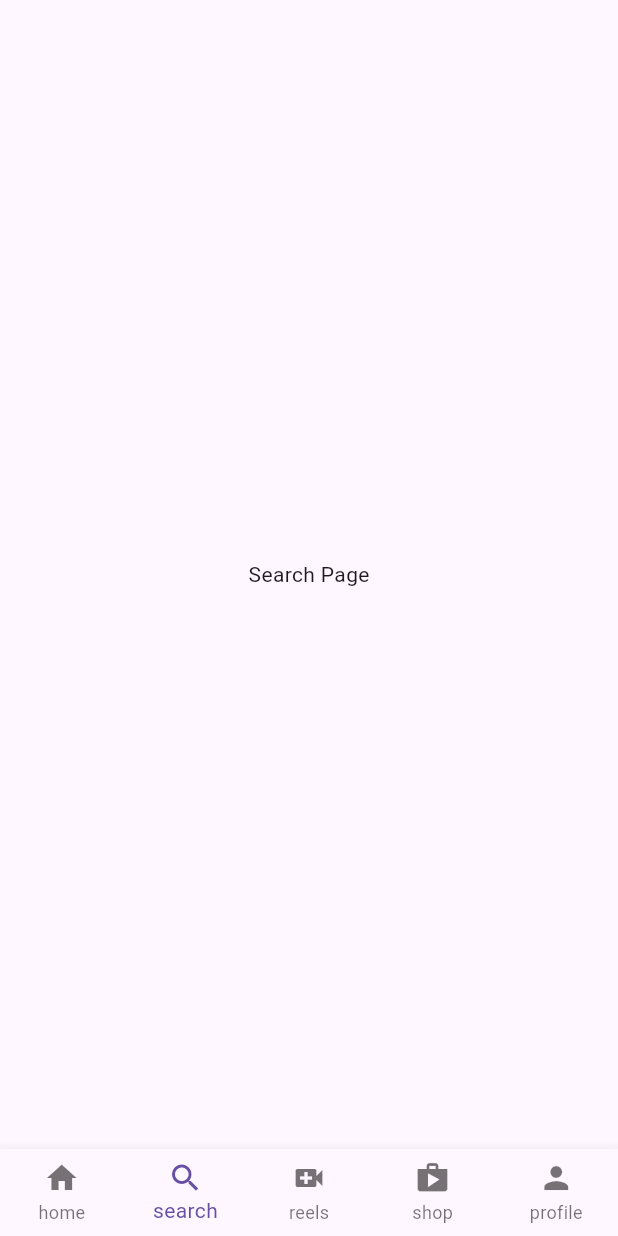
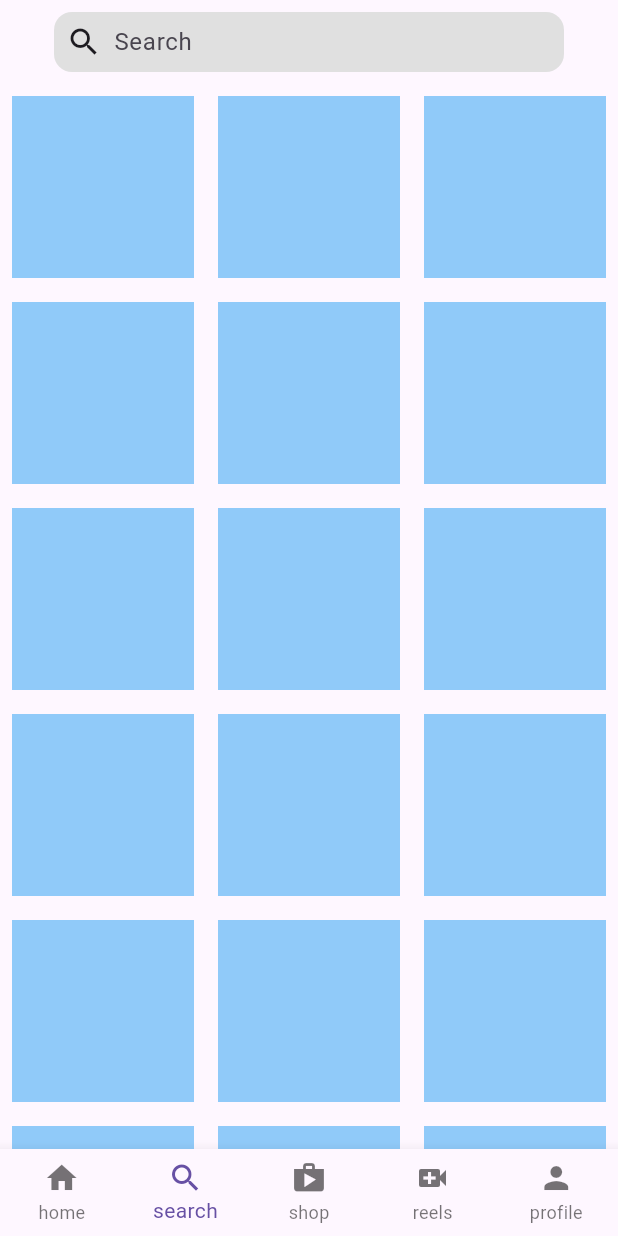
Before and after one commit to JER3MIAH/flutter_instagram_clone, a Flutter app: the screen it shows after launch, item 2 of the bottom bar chosen, on a phone screen of 412 x 824 dp. Run offline on Flutter 3.47's test engine with Material 3 defaults, Android fonts, the phone set to English and light mode, and no system bars.

Commit message:
Implement explore page(ui)

```diff
--- /dev/null
+++ b/lib/common/widgets/grid_view.dart
@@ -0,0 +1,24 @@
+import 'package:flutter/material.dart';
+
+class CustomGridView extends StatelessWidget {
+  const CustomGridView({super.key});
+
+  @override
+  Widget build(BuildContext context) {
+    return GridView.builder(
+      gridDelegate:
+          const SliverGridDelegateWithFixedCrossAxisCount(crossAxisCount: 3),
+      itemCount: 30,
+      itemBuilder: (context, index) {
+        return Padding(
+          padding: const EdgeInsets.all(8.0),
+          child: Container(
+            height: 200,
+            width: 200,
+            color: Colors.blue[200],
+          ),
+        );
+      },
+    );
+  }
+}
--- a/lib/ui/features/home/pages/home_page.dart
+++ b/lib/ui/features/home/pages/home_page.dart
@@ -24,8 +24,8 @@ class _MyHomePageState extends State<MyHomePage> {
   final List _pages = const <Widget>[
     HomeView(),
     SearchPage(),
+    ShopPage(),
     ReelsPage(),
-    ShopPage(),
     ProfilePage(),
   ];
 
@@ -40,8 +40,8 @@ class _MyHomePageState extends State<MyHomePage> {
         items: const [
           BottomNavigationBarItem(icon: Icon(Icons.home), label: 'home'),
           BottomNavigationBarItem(icon: Icon(Icons.search), label: 'search'),
+          BottomNavigationBarItem(icon: Icon(Icons.shop), label: 'shop'),
           BottomNavigationBarItem(icon: Icon(Icons.video_call), label: 'reels'),
-          BottomNavigationBarItem(icon: Icon(Icons.shop), label: 'shop'),
           BottomNavigationBarItem(icon: Icon(Icons.person), label: 'profile'),
         ],
       ),
--- a/lib/ui/features/search/pages/search_page.dart
+++ b/lib/ui/features/search/pages/search_page.dart
@@ -1,4 +1,5 @@
 import 'package:flutter/material.dart';
+import 'package:flutter_instagram_clone/common/widgets/grid_view.dart';
 
 class SearchPage extends StatelessWidget {
   const SearchPage({super.key});
@@ -6,9 +7,23 @@ class SearchPage extends StatelessWidget {
   @override
   Widget build(BuildContext context) {
     return Scaffold(
-      body: const Center(
-        child: Text('Search Page'),
+      appBar: AppBar(
+        backgroundColor: Colors.transparent,
+        elevation: 0,
+        title: Padding(
+          padding: const EdgeInsets.all(20.0),
+          child: SearchBar(
+            elevation: const MaterialStatePropertyAll(0),
+            constraints: const BoxConstraints(minHeight: 40),
+            leading: const Icon(Icons.search),
+            backgroundColor: MaterialStatePropertyAll(Colors.grey[300]),
+            shape: MaterialStatePropertyAll(RoundedRectangleBorder(
+                borderRadius: BorderRadius.circular(12))),
+            hintText: 'Search',
+          ),
+        ),
       ),
+      body: CustomGridView(),
     );
   }
 }
```
